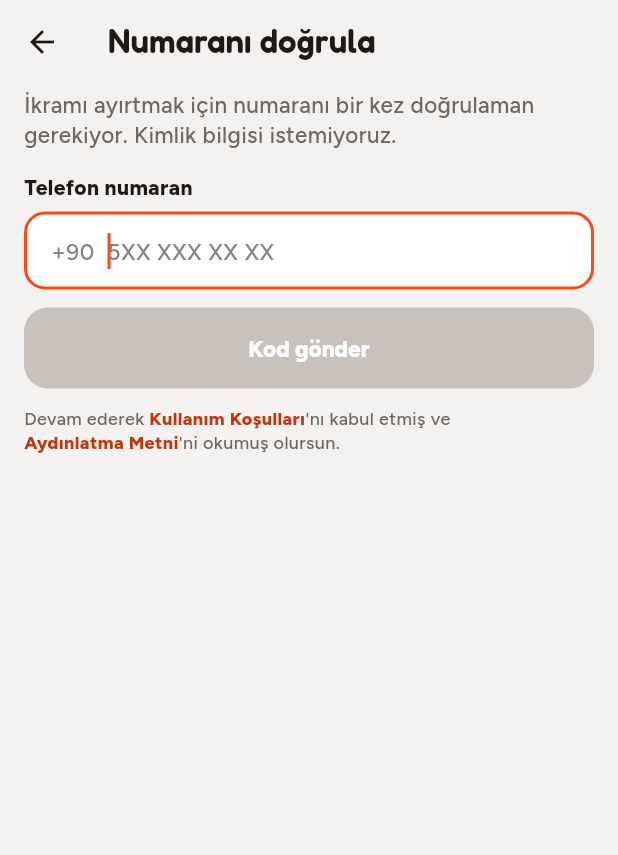
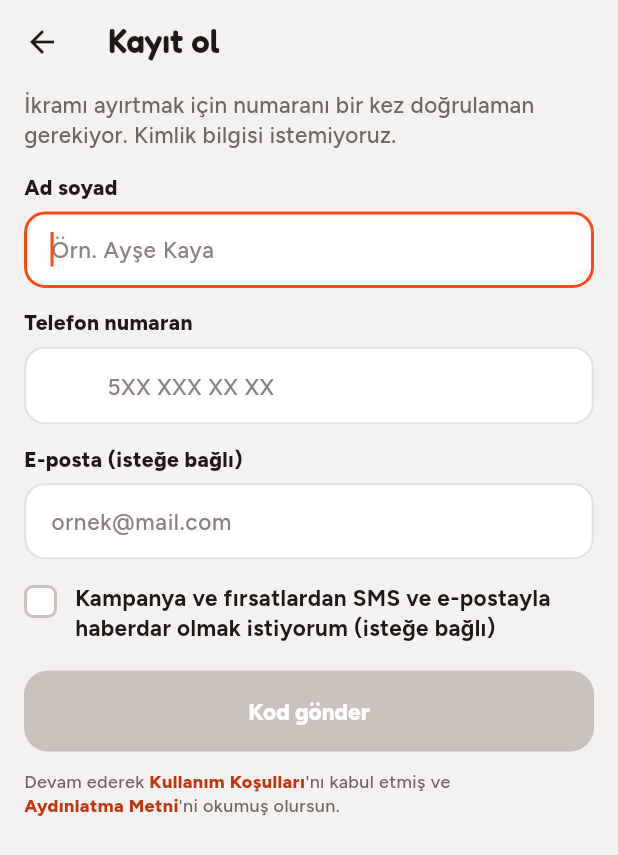
Before and after one commit to cankara46464646-eng/Doybi, a Flutter app: the VerifyScreen screen opened directly, on a phone screen of 412 x 824 dp. Shown: the top 855 px of the screen. Run offline on Flutter 3.47's test engine with Material 3 defaults, Android fonts, the phone set to English and light mode, and no system bars; our stand-ins replace audioplayers, flutter_map, geolocator, image_picker, latlong2, qr_flutter and 2 more; missing offline and left inert: mobile_scanner; accounts and stored records are empty.

Commit message:
Kayıtta ad soyad, telefon, e-posta ve isteğe bağlı ileti izni
- Doğrulama ekranı 'Kayıt ol' oldu: ad soyad (zorunlu), telefon (SMS), e-posta (isteğe bağlı), kampanya izni (isteğe bağlı)
- Hesabım'da e-posta görünür; ad ve e-posta düzenlenebilir

Co-Authored-By: Claude Opus 5.5 <noreply@anthropic.com>
Claude-Session: https://claude.ai/code/session_01KybL2GwJ9n7Rcow3hZ5yWu

```diff
--- a/lib/screens/account.dart
+++ b/lib/screens/account.dart
@@ -25,18 +25,30 @@ class AccountScreen extends StatelessWidget {
 
   Future<void> _editName(BuildContext context, AppState s) async {
     final c = TextEditingController(text: s.name);
-    final v = await showDialog<String>(
+    final e = TextEditingController(text: s.email);
+    final ok = await showDialog<bool>(
       context: context,
       builder: (ctx) => AlertDialog(
-        title: Text('Adın', style: display(20)),
-        content: TextField(controller: c, autofocus: true, textCapitalization: TextCapitalization.words, decoration: const InputDecoration(hintText: 'Örn. Ayşe K.')),
+        title: Text('Bilgilerin', style: display(20)),
+        content: Column(mainAxisSize: MainAxisSize.min, children: [
+          TextField(controller: c, autofocus: true, textCapitalization: TextCapitalization.words, decoration: const InputDecoration(labelText: 'Ad soyad', hintText: 'Örn. Ayşe Kaya')),
+          const SizedBox(height: 10),
+          TextField(controller: e, keyboardType: TextInputType.emailAddress, autocorrect: false, decoration: const InputDecoration(labelText: 'E-posta', hintText: 'ornek@mail.com')),
+        ]),
         actions: [
           TextButton(onPressed: () => Navigator.pop(ctx), child: const Text('Vazgeç')),
-          FilledButton(onPressed: () => Navigator.pop(ctx, c.text), style: FilledButton.styleFrom(backgroundColor: C.red), child: const Text('Kaydet')),
+          FilledButton(onPressed: () => Navigator.pop(ctx, true), style: FilledButton.styleFrom(backgroundColor: C.red), child: const Text('Kaydet')),
         ],
       ),
     );
-    if (v != null) s.setName(v);
+    if (ok != true) return;
+    final mail = e.text.trim();
+    if (mail.isNotEmpty && !RegExp(r'^[^@\s]+@[^@\s]+\.[^@\s]+$').hasMatch(mail)) {
+      if (context.mounted) snack(context, 'E-posta adresi geçersiz, kaydedilmedi.');
+    } else {
+      s.setEmail(mail);
+    }
+    s.setName(c.text);
   }
 
   Future<void> _delete(BuildContext context, AppState s) async {
@@ -148,21 +160,23 @@ class AccountScreen extends StatelessWidget {
                 child: Column(crossAxisAlignment: CrossAxisAlignment.start, children: [
                   Text(s.name.isEmpty ? 'Merhaba!' : s.name, style: display(22)),
                   const SizedBox(height: 2),
-                  if (s.phone != null)
+                  if (s.phone != null) ...[
                     Row(children: [
                       Text(s.maskPhone(s.phone), style: body(14, color: C.muted, weight: FontWeight.w600)),
                       const SizedBox(width: 6),
                       const Icon(Icons.verified_rounded, size: 16, color: C.green),
-                    ])
+                    ]),
+                    if (s.email.isNotEmpty) Text(s.email, maxLines: 1, overflow: TextOverflow.ellipsis, style: body(13, color: C.muted)),
+                  ]
                   else
                     GestureDetector(
                       onTap: () => Navigator.push(context, MaterialPageRoute(builder: (_) => const VerifyScreen())),
-                      child: Text('Telefonunu doğrula', style: body(14, color: C.red, weight: FontWeight.w800)),
+                      child: Text('Kayıt ol', style: body(14, color: C.red, weight: FontWeight.w800)),
                     ),
                 ]),
               ),
               IconButton(
-                tooltip: 'Adını düzenle',
+                tooltip: 'Bilgilerini düzenle',
                 onPressed: () => _editName(context, s),
                 icon: const Icon(Icons.edit_outlined, color: C.ink),
               ),
--- a/lib/screens/verify.dart
+++ b/lib/screens/verify.dart
@@ -9,7 +9,8 @@ import '../theme.dart';
 import '../widgets/common.dart';
 import 'cart.dart';
 
-/// Siparişten (ya da ikram ayırtmadan) önce telefon doğrulama.
+/// Kayıt: ad soyad, telefon (SMS ile doğrulanır), e-posta ve isteğe bağlı ileti izni.
+/// Siparişten (ya da ikram ayırtmadan) önce ve Hesabım'dan açılır.
 /// SMS sağlayıcısı bağlanana kadar kod, gelen mesaj gibi uygulamanın içinde gösterilir.
 class VerifyScreen extends StatefulWidget {
   final String reason;
@@ -20,8 +21,12 @@ class VerifyScreen extends StatefulWidget {
 }
 
 class _VerifyScreenState extends State<VerifyScreen> {
+  final _name = TextEditingController();
   final _phone = TextEditingController();
+  final _email = TextEditingController();
   final _code = TextEditingController();
+  bool _mkt = false;
+  bool _inited = false;
   bool _codeSent = false;
   String _sent = '';
   bool _sms = false;
@@ -29,11 +34,33 @@ class _VerifyScreenState extends State<VerifyScreen> {
   Timer? _smsTimer;
 
   @override
+  void didChangeDependencies() {
+    super.didChangeDependencies();
+    if (_inited) return;
+    _inited = true;
+    final s = AppScope.read(context);
+    _name.text = s.name;
+    _email.text = s.email;
+    _mkt = s.marketingOk;
+  }
+
+  @override
   void dispose() {
     _smsTimer?.cancel();
+    _name.dispose();
     _phone.dispose();
+    _email.dispose();
     _code.dispose();
     super.dispose();
+  }
+
+  /// Ad ve soyad: en az iki kelime.
+  bool get _nameOk => _name.text.trim().split(RegExp(r'\s+')).where((p) => p.length >= 2).length >= 2;
+
+  /// E-posta isteğe bağlı; yazıldıysa geçerli olmalı.
+  bool get _emailOk {
+    final e = _email.text.trim();
+    return e.isEmpty || RegExp(r'^[^@\s]+@[^@\s]+\.[^@\s]+$').hasMatch(e);
   }
 
   void _send() {
@@ -61,7 +88,7 @@ class _VerifyScreenState extends State<VerifyScreen> {
       setState(() => _err = 'Kod hatalı. Mesajdaki 6 haneyi yaz.');
       return;
     }
-    AppScope.read(context).verifyPhone(_digits);
+    AppScope.read(context).register(phone: _digits, name: _name.text, email: _email.text, marketing: _mkt);
     Navigator.pop(context, true);
   }
 
@@ -72,7 +99,7 @@ class _VerifyScreenState extends State<VerifyScreen> {
     final phoneOk = _digits.length == 10 && _digits.startsWith('5');
     final codeOk = _code.text.replaceAll(RegExp(r'\D'), '').length == 6;
     return Scaffold(
-      appBar: AppBar(title: Text(_codeSent ? 'Kodu gir' : 'Numaranı doğrula')),
+      appBar: AppBar(title: Text(_codeSent ? 'Kodu gir' : 'Kayıt ol')),
       body: SafeArea(
         child: Stack(children: [
         ListView(
@@ -81,19 +108,50 @@ class _VerifyScreenState extends State<VerifyScreen> {
             if (!_codeSent) ...[
               Text(widget.reason, style: body(15, color: C.muted)),
               const SizedBox(height: 16),
+              Text('Ad soyad', style: body(14, weight: FontWeight.w800)),
+              const SizedBox(height: 6),
+              TextField(
+                controller: _name,
+                autofocus: true,
+                textCapitalization: TextCapitalization.words,
+                textInputAction: TextInputAction.next,
+                onChanged: (_) => setState(() {}),
+                style: body(17, weight: FontWeight.w700),
+                decoration: const InputDecoration(hintText: 'Örn. Ayşe Kaya'),
+              ),
+              const SizedBox(height: 14),
               Text('Telefon numaran', style: body(14, weight: FontWeight.w800)),
               const SizedBox(height: 6),
               TextField(
                 controller: _phone,
-                autofocus: true,
                 keyboardType: TextInputType.phone,
                 inputFormatters: [FilteringTextInputFormatter.digitsOnly, LengthLimitingTextInputFormatter(10)],
                 onChanged: (_) => setState(() {}),
                 style: body(18, weight: FontWeight.w700),
                 decoration: const InputDecoration(prefixText: '+90  ', hintText: '5XX XXX XX XX'),
               ),
-              const SizedBox(height: 12),
-              BigButton('Kod gönder', onPressed: phoneOk ? _send : null),
+              const SizedBox(height: 14),
+              Text('E-posta (isteğe bağlı)', style: body(14, weight: FontWeight.w800)),
+              const SizedBox(height: 6),
+              TextField(
+                controller: _email,
+                keyboardType: TextInputType.emailAddress,
+                autocorrect: false,
+                onChanged: (_) => setState(() {}),
+                style: body(17, weight: FontWeight.w700),
+                decoration: InputDecoration(
+                  hintText: 'ornek@mail.com',
+                  errorText: _emailOk ? null : 'E-posta adresini kontrol et.',
+                ),
+              ),
+              const SizedBox(height: 6),
+              CheckRow(
+                'Kampanya ve fırsatlardan SMS ve e-postayla haberdar olmak istiyorum (isteğe bağlı)',
+                checked: _mkt,
+                onTap: () => setState(() => _mkt = !_mkt),
+              ),
+              const SizedBox(height: 8),
+              BigButton('Kod gönder', onPressed: phoneOk && _nameOk && _emailOk ? _send : null),
               const SizedBox(height: 12),
               Wrap(children: [
                 Text('Devam ederek ', style: body(12, color: C.muted)),
```
Also changed, not shown: lib/state/app_state.dart (+22 -0 lines).
